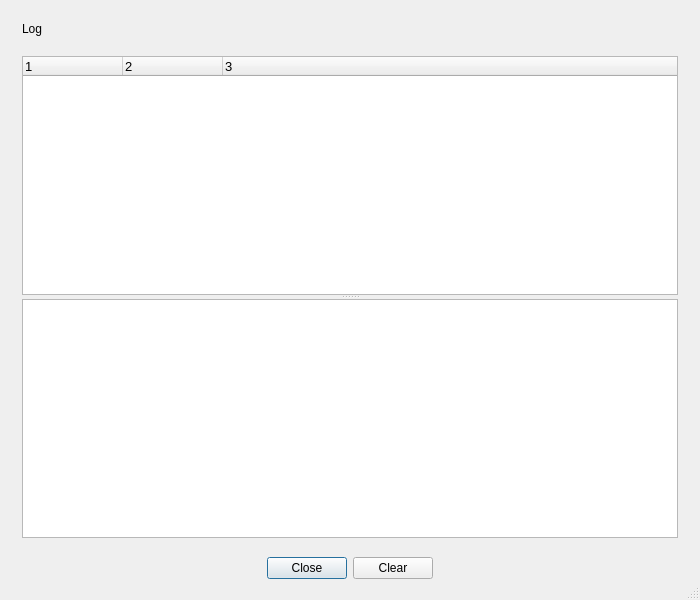
First picture: the form in log.ui, repository mikaelsundell/automator, before the edit.
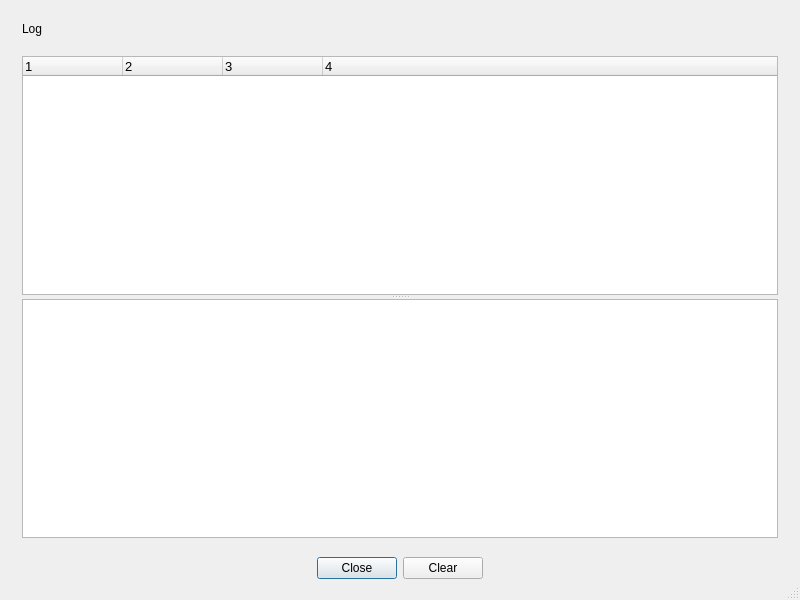
Second picture: the form after the edit. Custom widgets are drawn as their Qt base class.

```diff
--- a/log.ui
+++ b/log.ui
@@ -9,7 +9,7 @@
    <rect>
     <x>0</x>
     <y>0</y>
-    <width>700</width>
+    <width>800</width>
     <height>600</height>
    </rect>
   </property>
@@ -117,7 +117,7 @@
           <bool>true</bool>
          </property>
          <property name="columnCount">
-          <number>3</number>
+          <number>4</number>
          </property>
          <attribute name="headerVisible">
           <bool>true</bool>
@@ -137,6 +137,11 @@
            <string notr="true">3</string>
           </property>
          </column>
+         <column>
+          <property name="text">
+           <string>4</string>
+          </property>
+         </column>
         </widget>
         <widget class="QTextBrowser" name="log">
          <property name="sizePolicy">
```
